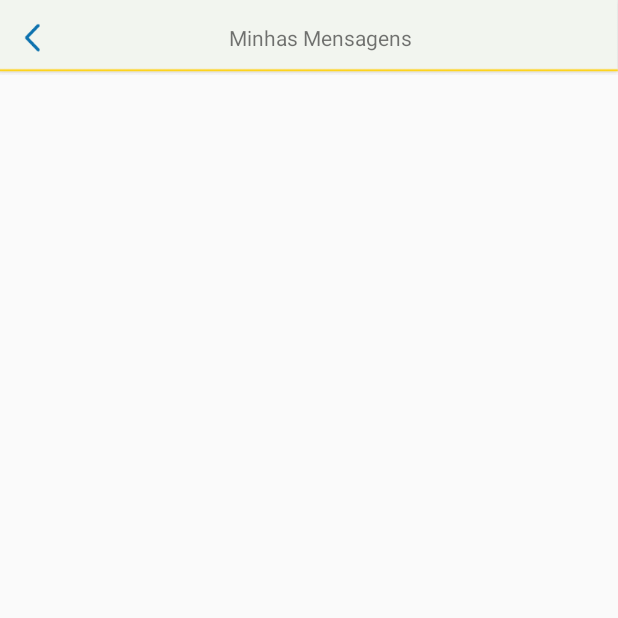
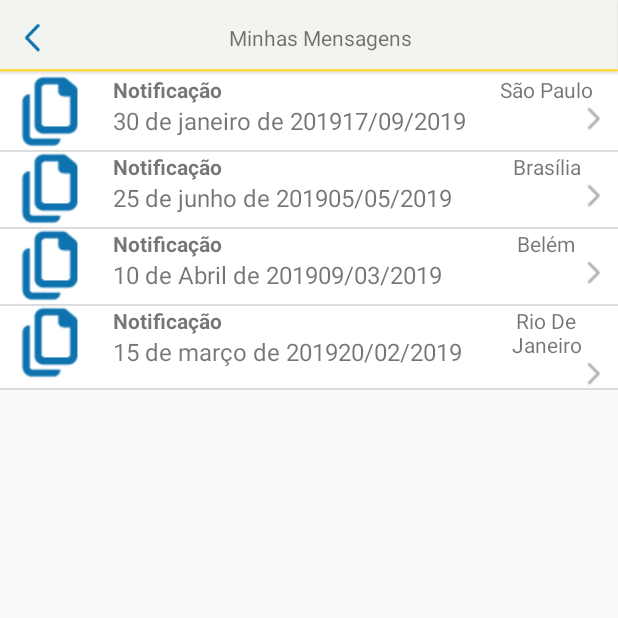
Before and after one commit to marcoacsena/appdigital, an Android app: the RecyclerViewMensagemActivity screen opened directly, with no data from a screen before it, on a phone screen of 412 x 824 dp, the top half of it. Run offline under Robolectric (Android 15) with nearby library versions, the phone set to English and light mode, and no system bars.

Commit message:
Passagem da 2 para a 3 tela feita! Já mostra o tipo de documento. Falta o código!

```diff
--- a/app/src/main/java/br/com/marcoapps/appdigital/adapter/AdapterListaMensagem.java
+++ b/app/src/main/java/br/com/marcoapps/appdigital/adapter/AdapterListaMensagem.java
@@ -17,10 +17,10 @@ import br.com.marcoapps.appdigital.model.ConfiguracaoMensagem;
 public class AdapterListaMensagem extends RecyclerView.Adapter<AdapterListaMensagem.ConfiguracaoMensagemViewHolder>{
 
 
-    private List<ConfiguracaoMensagem> listaConfiguracaoDeMensagem;
+    private List<ConfiguracaoMensagem> listaConfiguracaoDeMensagens;
 
-    public AdapterListaMensagem(List<ConfiguracaoMensagem> listaConfiguracaoDeMensagem) {
-        this.listaConfiguracaoDeMensagem = listaConfiguracaoDeMensagem;
+    public AdapterListaMensagem(List<ConfiguracaoMensagem> listaConfiguracaoDeMensagens) {
+        this.listaConfiguracaoDeMensagens = listaConfiguracaoDeMensagens;
     }
 
     @NonNull
@@ -36,7 +36,7 @@ public class AdapterListaMensagem extends RecyclerView.Adapter<AdapterListaMensa
     @Override
     public void onBindViewHolder(@NonNull ConfiguracaoMensagemViewHolder holder, int position) {
 
-        ConfiguracaoMensagem configuracaoMensagem = listaConfiguracaoDeMensagem.get(position);
+        ConfiguracaoMensagem configuracaoMensagem = listaConfiguracaoDeMensagens.get(position);
         holder.tvTipoDocumento.setText(configuracaoMensagem.getTipoFormulario());
         holder.tvCidadeEmissorDocumento.setText(configuracaoMensagem.getCidadeDoEmissor());
         holder.tvDataDocumento.setText(configuracaoMensagem.getDataDoDocumento());
@@ -46,7 +46,7 @@ public class AdapterListaMensagem extends RecyclerView.Adapter<AdapterListaMensa
 
     @Override
     public int getItemCount() {
-        return listaConfiguracaoDeMensagem.size();
+        return listaConfiguracaoDeMensagens.size();
     }
 
     public class ConfiguracaoMensagemViewHolder extends RecyclerView.ViewHolder{
--- a/app/src/main/java/br/com/marcoapps/appdigital/model/Cliente.java
+++ b/app/src/main/java/br/com/marcoapps/appdigital/model/Cliente.java
@@ -1,6 +1,4 @@
 package br.com.marcoapps.appdigital.model;
-
-import java.io.Serializable;
 
 public class Cliente {
 
--- a/app/src/main/java/br/com/marcoapps/appdigital/view/RecyclerViewEmissoresActivity.java
+++ b/app/src/main/java/br/com/marcoapps/appdigital/view/RecyclerViewEmissoresActivity.java
@@ -34,7 +34,7 @@ public class RecyclerViewEmissoresActivity extends AppCompatActivity {
         super.onCreate(savedInstanceState);
         setContentView(R.layout.activity_recycler_view_emissores);
 
-        rvEmissores = findViewById(R.id.recyclerViewMensagem);
+        rvEmissores = findViewById(R.id.rvMensagem);
         btnVoltarTelaLogin = findViewById(R.id.btnVoltarTelaLogin);
 
 
@@ -42,7 +42,6 @@ public class RecyclerViewEmissoresActivity extends AppCompatActivity {
         //criarListaDeMensagens();
 
         //Configurar adapter
-
         AdapterMensagem adapterMensagem = new AdapterMensagem();
 
         //Configurar recyclerview
--- a/app/src/main/java/br/com/marcoapps/appdigital/view/RecyclerViewMensagemActivity.java
+++ b/app/src/main/java/br/com/marcoapps/appdigital/view/RecyclerViewMensagemActivity.java
@@ -6,12 +6,9 @@ import androidx.recyclerview.widget.LinearLayoutManager;
 import androidx.recyclerview.widget.RecyclerView;
 
 import android.app.Activity;
-import android.icu.lang.UCharacter;
 import android.os.Bundle;
 
 import android.view.View;
-import android.widget.Adapter;
-import android.widget.ArrayAdapter;
 import android.widget.Button;
 import android.widget.LinearLayout;
 
@@ -25,10 +22,10 @@ import br.com.marcoapps.appdigital.model.ConfiguracaoMensagem;
 public class RecyclerViewMensagemActivity extends AppCompatActivity {
 
     private Activity activity;
-    private RecyclerView recyclerView;
+    private RecyclerView rvMensagem;
     private Button btnVoltarTelaEmissores;
     private ConfiguracaoMensagem configuracaoMensagem;
-    List<ConfiguracaoMensagem> listaConfiguracaoDeMensagem = new ArrayList<>();
+    private List<ConfiguracaoMensagem> listaConfiguracaoDeMensagens = new ArrayList<>();
 
     @Override
     protected void onCreate(Bundle savedInstanceState) {
@@ -36,36 +33,35 @@ public class RecyclerViewMensagemActivity extends AppCompatActivity {
         setContentView(R.layout.activity_recycler_view_mensagem);
 
         btnVoltarTelaEmissores = findViewById(R.id.btnVoltarTelaEmissores);
-
-//        recyclerView =findViewById(R.id.recyclerViewMensagem);
+        rvMensagem =findViewById(R.id.rvMensagem);
 //
 //        //Criar lista de filmes
-//        //criarListaConfiguracaoDeMensagem();
+          criarListaConfiguracaoDeMensagens();
 //
-//        //Configurar adapter
-//        AdapterListaMensagem adapterListaMensagem= new AdapterListaMensagem(listaConfiguracaoDeMensagem);
+        //Configurar adapter
+        AdapterListaMensagem adapterListaMensagem= new AdapterListaMensagem(listaConfiguracaoDeMensagens);
 //
-//        //Configurar recyclerview
-//        RecyclerView.LayoutManager layoutManager = new LinearLayoutManager(getApplicationContext());
-//
-//        recyclerView.setLayoutManager(layoutManager);
-//        recyclerView.setHasFixedSize(true);
-//        recyclerView.addItemDecoration(new DividerItemDecoration(this, LinearLayout.VERTICAL));
-//        recyclerView.setAdapter(adapterListaMensagem);
+        //Configurar recyclerview
+        RecyclerView.LayoutManager layoutManager = new LinearLayoutManager(getApplicationContext());
+
+        rvMensagem.setLayoutManager(layoutManager);
+        rvMensagem.setHasFixedSize(true);
+        rvMensagem.addItemDecoration(new DividerItemDecoration(this, LinearLayout.VERTICAL));
+        rvMensagem.setAdapter(adapterListaMensagem);
 
     }
 
-//    private void criarListaConfiguracaoDeMensagem() {
-//
-//        configuracaoMensagem = new ConfiguracaoMensagem("Notificação", "São Paulo", "30 de janeiro de 2019", "17/09/2019");
-//        listaConfiguracaoDeMensagem.add(configuracaoMensagem);
-//        configuracaoMensagem = new ConfiguracaoMensagem("Notificação", "Brasília", "25 de junho de 2019", "05/05/2019");
-//        listaConfiguracaoDeMensagem.add(configuracaoMensagem);
-//        configuracaoMensagem = new ConfiguracaoMensagem("Notificação", "Belém", "10 de Abril de 2019", "09/03/2019");
-//        listaConfiguracaoDeMensagem.add(configuracaoMensagem);
-//        configuracaoMensagem = new ConfiguracaoMensagem("Notificação", "Rio De Janeiro", "15 de março de 2019", "20/02/2019");
-//        listaConfiguracaoDeMensagem.add(configuracaoMensagem);
-//    }
+    private void criarListaConfiguracaoDeMensagens() {
+
+        configuracaoMensagem = new ConfiguracaoMensagem("Notificação", "São Paulo", "30 de janeiro de 2019", "17/09/2019");
+        listaConfiguracaoDeMensagens.add(configuracaoMensagem);
+        configuracaoMensagem = new ConfiguracaoMensagem("Notificação", "Brasília", "25 de junho de 2019", "05/05/2019");
+        listaConfiguracaoDeMensagens.add(configuracaoMensagem);
+        configuracaoMensagem = new ConfiguracaoMensagem("Notificação", "Belém", "10 de Abril de 2019", "09/03/2019");
+        listaConfiguracaoDeMensagens.add(configuracaoMensagem);
+        configuracaoMensagem = new ConfiguracaoMensagem("Notificação", "Rio De Janeiro", "15 de março de 2019", "20/02/2019");
+        listaConfiguracaoDeMensagens.add(configuracaoMensagem);
+    }
 
     public void voltarTelaEmissores(View v){
 
--- a/app/src/main/res/layout/activity_recycler_view_emissores.xml
+++ b/app/src/main/res/layout/activity_recycler_view_emissores.xml
@@ -40,7 +40,7 @@
         android:layout_height="match_parent">
 
         <androidx.recyclerview.widget.RecyclerView
-            android:id="@+id/recyclerViewMensagem"
+            android:id="@+id/rvMensagem"
             android:layout_width="match_parent"
             android:layout_height="match_parent" />
     </LinearLayout>
--- a/app/src/main/res/layout/activity_recycler_view_mensagem.xml
+++ b/app/src/main/res/layout/activity_recycler_view_mensagem.xml
@@ -5,7 +5,7 @@
     android:layout_width="match_parent"
     android:layout_height="match_parent"
     android:orientation="vertical"
-    tools:context=".view.RecyclerViewEmissoresActivity">
+    tools:context=".view.RecyclerViewMensagemActivity">
 
     <LinearLayout
         android:layout_width="match_parent"
@@ -40,7 +40,7 @@
         android:layout_height="match_parent">
 
         <androidx.recyclerview.widget.RecyclerView
-            android:id="@+id/recyclerViewMensagem"
+            android:id="@+id/rvMensagem"
             android:layout_width="match_parent"
             android:layout_height="match_parent" />
     </LinearLayout>
```
